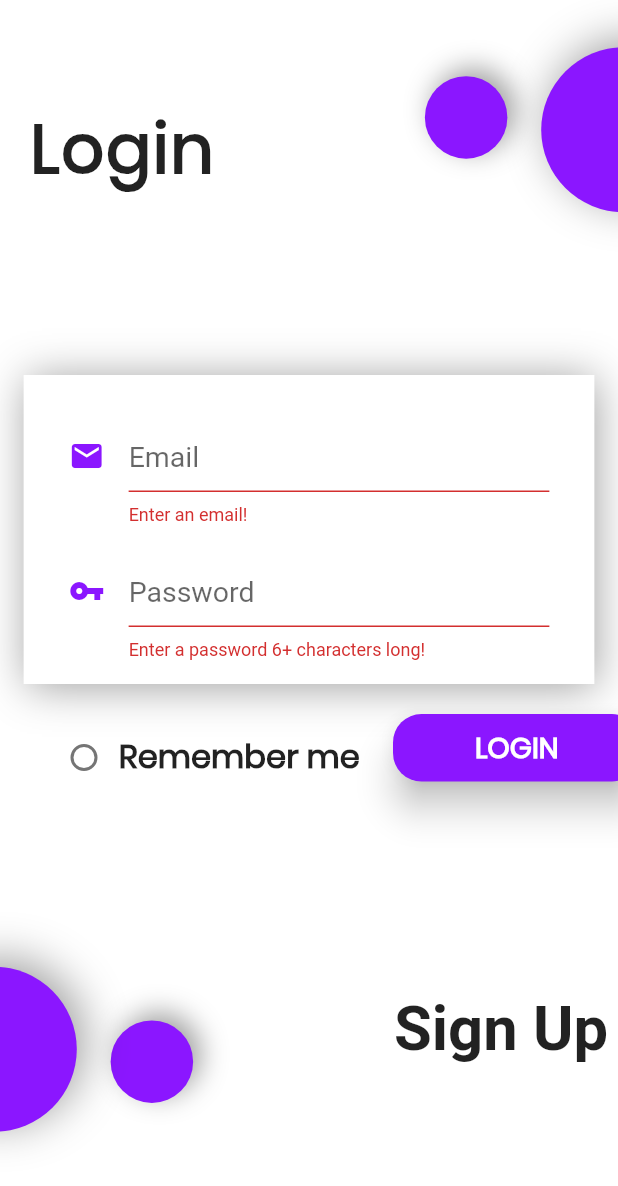
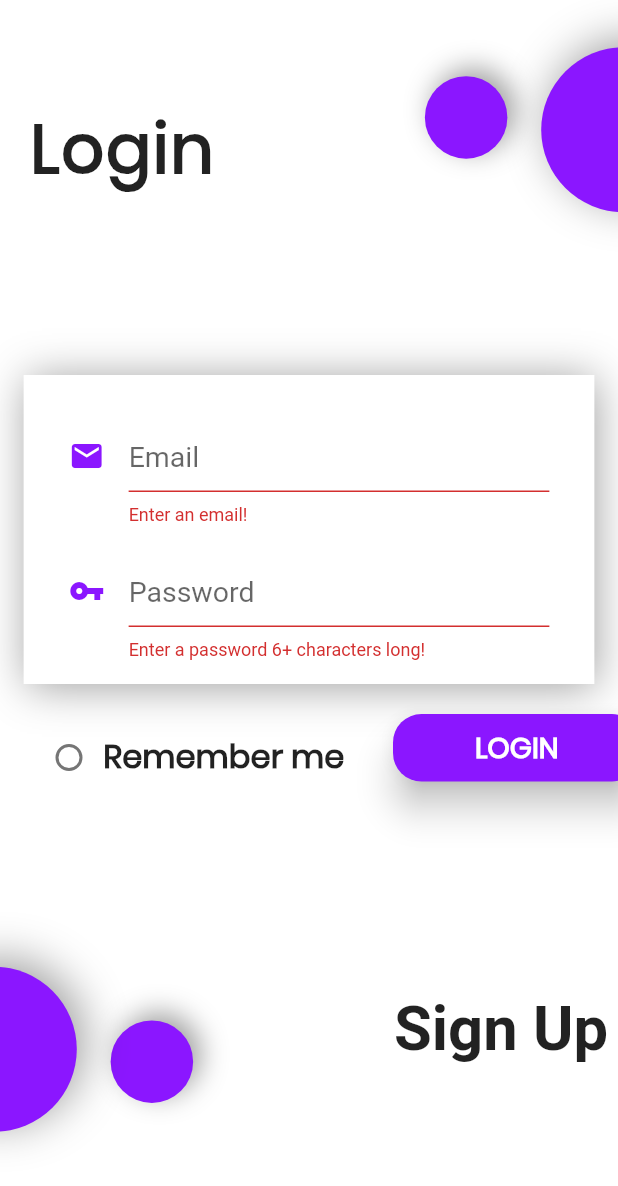
Before and after one commit to 0xivanov/pocket-piano, a Flutter app: the screen it shows after launch, after a tap on "LOGIN", on a phone screen of 412 x 824 dp. Shown: the top 1186 px of the screen. Run offline on Flutter 3.47's test engine with Material 2 defaults, Android fonts, the phone set to English and light mode, and no system bars; our stand-ins replace circular_check_box, firebase_auth; accounts and stored records are empty.

Commit message:
another change

```diff
--- /dev/null
+++ b/pocket_piano/lib/Models/RememberMe.dart
@@ -0,0 +1,4 @@
+class RememberMe{
+
+  String email;
+}
--- a/pocket_piano/lib/Screens/Authenticate/Login.dart
+++ b/pocket_piano/lib/Screens/Authenticate/Login.dart
@@ -1,4 +1,5 @@
 import 'package:flutter/material.dart';
+import 'package:pocket_piano/Models/RememberMe.dart';
 import 'package:pocket_piano/services/auth.dart';
 import 'package:circular_check_box/circular_check_box.dart';
 import 'package:pocket_piano/Screens/Authenticate/SignUp.dart';
@@ -10,12 +11,14 @@ class Login extends StatefulWidget {
 
 class _LoginState extends State<Login> {
 
+  static final _email = RememberMe();
+  final _formKey = GlobalKey<FormState>();
   final AuthService _auth = AuthService();
-  String email = "";
+  //text field for state objects
+  static String email = "";
   String password = "";
   bool rememberMe = false;
-  final _formKey = GlobalKey<FormState>();
-
+  String rememberMeEmail = _email.email;
 
   @override
   Widget build(BuildContext context) {
@@ -108,7 +111,11 @@ class _LoginState extends State<Login> {
                   children: <Widget>[
                     SizedBox(height: 10.0),
                     TextFormField(
+                      initialValue: rememberMeEmail,
                       validator: (value) => value.isEmpty ? "Enter an email!" : null,
+                      style: TextStyle(
+                        fontSize: 19.0
+                      ),
                       onChanged: (value) {
                         setState(() {
                           email = value;
@@ -134,6 +141,9 @@ class _LoginState extends State<Login> {
                     SizedBox(height: 20.0),
                     TextFormField(
                       obscureText: true,
+                      style: TextStyle(
+                        fontSize: 19.0
+                      ),
                       validator: (value) => value.length < 6 ? "Enter a password 6+ characters long!" : null,
                       onChanged: (value) {
                         setState(() {
@@ -168,7 +178,7 @@ class _LoginState extends State<Login> {
             children: <Widget>[
               Container(
                 height: 90.0,
-                width: 200.0,
+                width: 210.0,
                 child: Stack(
                   children: <Widget>[
                     CircularCheckBox(
@@ -182,7 +192,7 @@ class _LoginState extends State<Login> {
                       },
                     ),
                     Align(
-                      alignment: Alignment(1.4, -0.75),
+                      alignment: Alignment(0.9, -0.75),
                       child: Text(
                         "Remember me",
                         style: TextStyle(
@@ -208,10 +218,46 @@ class _LoginState extends State<Login> {
                       shape: RoundedRectangleBorder(
                         borderRadius: new BorderRadius.circular(19.0),
                       ),
-                      onPressed: () {
+                      onPressed: () async {
                         if(_formKey.currentState.validate()) {
-                          print(email);
-                          print(password);
+                          dynamic result = await _auth.signInWithEmailAndPassword(email, password);
+                          if(rememberMe){
+                            _email.email = email;
+                          } else{
+                            print(email);
+                            _email.email = null;
+                          }
+                          if(result == null){
+                            setState(() {
+                              showDialog(
+                                context: context,
+                                builder: (_) => AlertDialog(
+                                  title: Text(
+                                    "Please supply a valid email and password!",
+                                    style: TextStyle(
+                                      fontSize: 25.0
+                                    ),
+                                  ),
+                                  shape: RoundedRectangleBorder(
+                                    borderRadius: BorderRadius.all(Radius.circular(20.0)),
+                                  ),
+                                  actions: <Widget>[
+                                    FlatButton(
+                                      child: Text(
+                                        "I understand",
+                                        style: TextStyle(
+                                          fontSize: 22.0
+                                        ),
+                                      ),
+                                      onPressed: (){
+                                        Navigator.of(context).pop();
+                                      },
+                                    ),
+                                  ],
+                                ),
+                              );
+                            });
+                          }
                         }
                       },
                       color: Color(0xff8B16FF),
--- a/pocket_piano/lib/Screens/Home/Home.dart
+++ b/pocket_piano/lib/Screens/Home/Home.dart
@@ -1,4 +1,3 @@
-import 'package:firebase_auth/firebase_auth.dart';
 import 'package:flutter/material.dart';
 import 'package:pocket_piano/services/auth.dart';
 
--- a/pocket_piano/lib/Screens/Wrapper.dart
+++ b/pocket_piano/lib/Screens/Wrapper.dart
@@ -8,6 +8,7 @@ class Wrapper extends StatelessWidget {
   Widget build(BuildContext context) {
 
     final user = Provider.of<User>(context);
+    print(user);
     //return either home or login screen
     if (user == null) {
       return Login();
```
Also changed, not shown: pocket_piano/lib/Screens/Authenticate/SignUp.dart (+45 -3 lines), pocket_piano/lib/services/auth.dart (+23 -1 lines).
